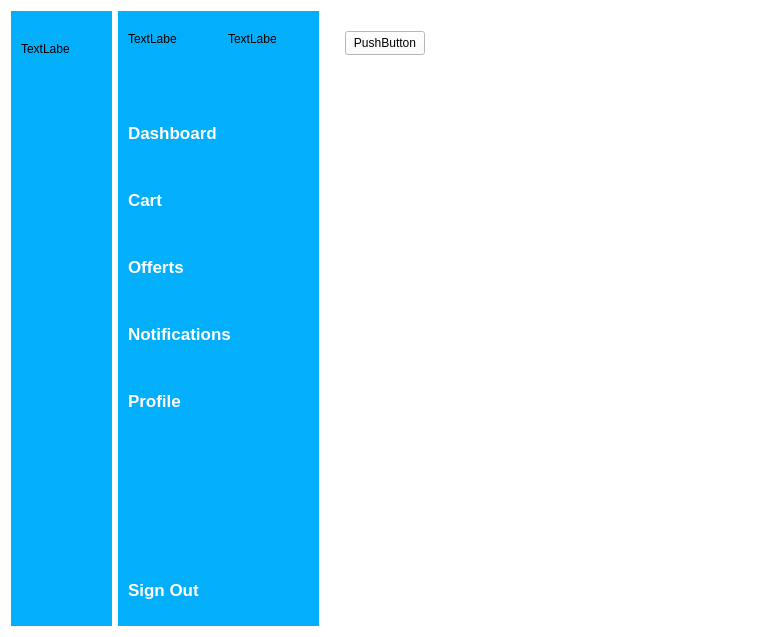
This is dashboard.ui in SabinGhost19/OOP-Project as Qt 5 draws it before an edit. The edited form follows.
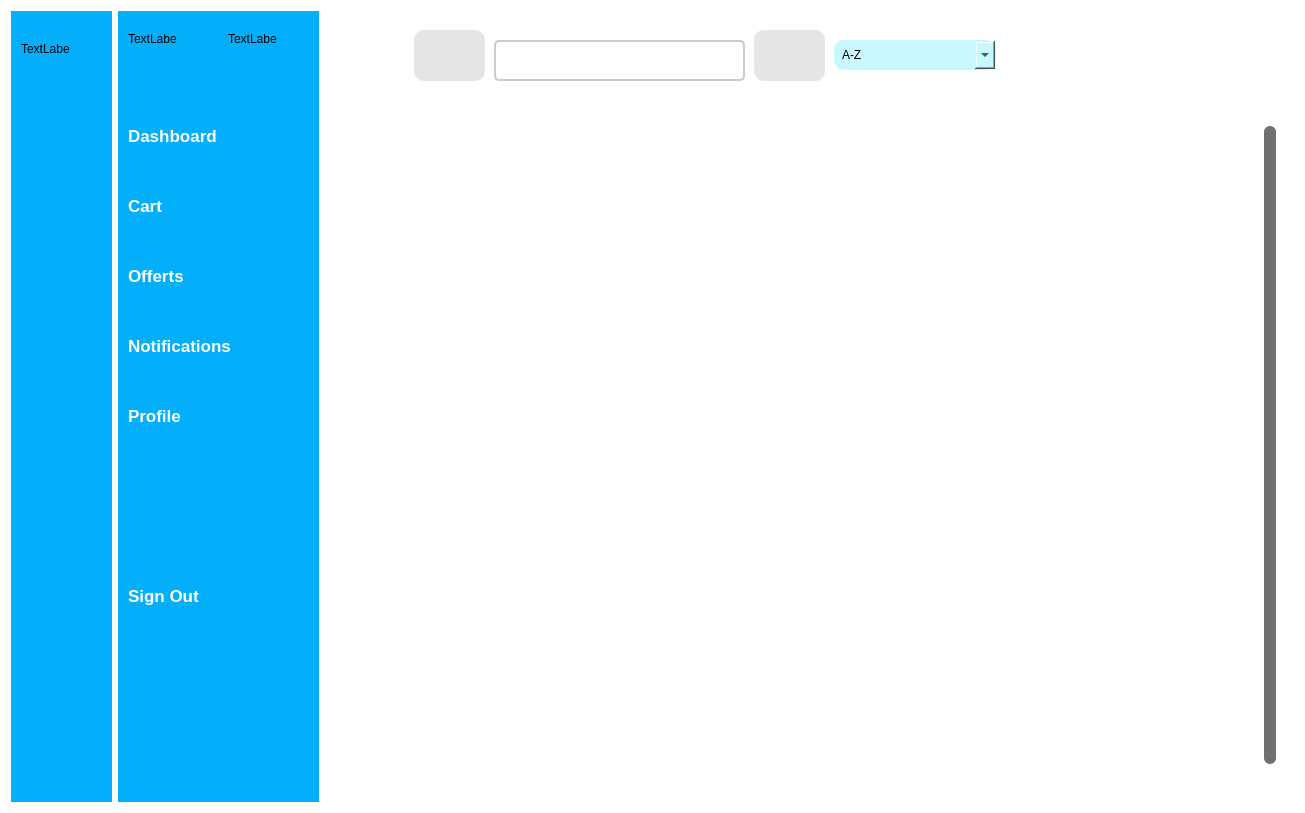
This is the edited form. The open tabs and pages were chosen to show the change. Icons and pictures are not drawn.

The edit to the form file:
```diff
--- a/dashboard.ui
+++ b/dashboard.ui
@@ -6,8 +6,8 @@
    <rect>
     <x>0</x>
     <y>0</y>
-    <width>765</width>
-    <height>633</height>
+    <width>1305</width>
+    <height>813</height>
    </rect>
   </property>
   <property name="maximumSize">
@@ -22,7 +22,524 @@
   <property name="styleSheet">
    <string notr="true">background-color:white;</string>
   </property>
-  <layout class="QGridLayout" name="gridLayout">
+  <layout class="QGridLayout" name="gridLayout_3">
+   <item row="0" column="2">
+    <widget class="QWidget" name="scrollWidget" native="true">
+     <property name="styleSheet">
+      <string notr="true">QWidget{
+border:none;
+}</string>
+     </property>
+     <layout class="QGridLayout" name="gridLayout">
+      <item row="0" column="0">
+       <widget class="QFrame" name="frame">
+        <property name="minimumSize">
+         <size>
+          <width>619</width>
+          <height>71</height>
+         </size>
+        </property>
+        <property name="maximumSize">
+         <size>
+          <width>16777215</width>
+          <height>71</height>
+         </size>
+        </property>
+        <property name="frameShape">
+         <enum>QFrame::StyledPanel</enum>
+        </property>
+        <property name="frameShadow">
+         <enum>QFrame::Raised</enum>
+        </property>
+        <widget class="QPushButton" name="slide">
+         <property name="geometry">
+          <rect>
+           <x>80</x>
+           <y>10</y>
+           <width>71</width>
+           <height>51</height>
+          </rect>
+         </property>
+         <property name="minimumSize">
+          <size>
+           <width>71</width>
+           <height>51</height>
+          </size>
+         </property>
+         <property name="styleSheet">
+          <string notr="true">
+
+QPushButton{
+background-color:#E6E6E6;
+border-radius:10px;
+border:none;
+}
+QPushButton:checked{
+background-color:#E6E6E6;
+border-radius:10px;
+font-weight:bold;
+}
+</string>
+         </property>
+         <property name="text">
+          <string/>
+         </property>
+         <property name="checkable">
+          <bool>true</bool>
+         </property>
+         <property name="autoExclusive">
+          <bool>true</bool>
+         </property>
+        </widget>
+        <widget class="QLineEdit" name="lineEdit">
+         <property name="geometry">
+          <rect>
+           <x>160</x>
+           <y>20</y>
+           <width>251</width>
+           <height>41</height>
+          </rect>
+         </property>
+         <property name="minimumSize">
+          <size>
+           <width>251</width>
+           <height>41</height>
+          </size>
+         </property>
+         <property name="maximumSize">
+          <size>
+           <width>16777215</width>
+           <height>41</height>
+          </size>
+         </property>
+         <property name="styleSheet">
+          <string notr="true">QLineEdit {
+    border: 2px solid #ccc;  /* Adaugă un contur de 2px solid cu o culoare gri deschis */
+    border-radius: 5px;      /* Rotunjeste marginile */
+    padding: 5px;            /* Adaugă un spațiu de 5px în interiorul lineEdit-ului */
+    font-family: Arial, sans-serif; /* Setează fontul textului */
+    font-size: 14px;         /* Setează dimensiunea fontului */
+    color: #333;             /* Setează culoarea textului la un gri mai închis */
+}
+
+QLineEdit:hover {
+    border-color: #aaa;      /* Schimbă culoarea conturului la un gri mai deschis atunci când mouse-ul este deasupra */
+}
+
+QLineEdit:focus {
+    border-color: #0078d7;  /* Schimbă culoarea conturului la albastru atunci când lineEdit-ul are focus */
+}</string>
+         </property>
+        </widget>
+        <widget class="QPushButton" name="search">
+         <property name="geometry">
+          <rect>
+           <x>420</x>
+           <y>10</y>
+           <width>71</width>
+           <height>51</height>
+          </rect>
+         </property>
+         <property name="minimumSize">
+          <size>
+           <width>71</width>
+           <height>51</height>
+          </size>
+         </property>
+         <property name="maximumSize">
+          <size>
+           <width>16777215</width>
+           <height>16777215</height>
+          </size>
+         </property>
+         <property name="styleSheet">
+          <string notr="true">
+
+QPushButton{
+background-color:#E6E6E6;
+border-radius:10px;
+border:none;
+}
+QPushButton:checked{
+background-color:#E6E6E6;
+border-radius:10px;
+font-weight:bold;
+}
+</string>
+         </property>
+         <property name="text">
+          <string/>
+         </property>
+        </widget>
+        <widget class="QComboBox" name="comboBox">
+         <property name="geometry">
+          <rect>
+           <x>500</x>
+           <y>20</y>
+           <width>162</width>
+           <height>30</height>
+          </rect>
+         </property>
+         <property name="styleSheet">
+          <string notr="true">QComboBox {
+    background-color: #C8F7FF; /* Culoarea de fundal */
+    border: 1px solid #C8F7FF; /* Bordura */
+    border-radius: 10px; /* Rotunjirea colțurilor */
+    padding: 5px; /* Spațiul interior */
+    min-width: 150px; /* Lățime minimă */
+}
+
+QComboBox::drop-down {
+    width: 20px; /* Lățimea butonului de deschidere */
+}
+
+QComboBox::down-arrow {
+    image: url(:/images/down_arrow.png); /* Imaginea săgeții în jos */
+}
+
+QComboBox QAbstractItemView {
+    background-color: #C8F7FF; /* Culoarea de fundal */
+    selection-background-color: #6DDFFF; /* Culoarea de fundal a elementului selectat */
+    color: black; /* Culoarea textului */
+    border: none; /* Eliminarea bordurii */
+    padding: 8px; /* Spațiul interior al fiecărui element */
+}
+
+QComboBox::item:selected {
+    background-color: #6DDFFF; /* Culoarea de fundal a elementului selectat */
+    color: white; /* Culoarea textului pentru elementul selectat */
+}
+
+</string>
+         </property>
+         <property name="editable">
+          <bool>true</bool>
+         </property>
+         <item>
+          <property name="text">
+           <string>A-Z</string>
+          </property>
+          <property name="icon">
+           <iconset resource="QtResources.qrc">
+            <normaloff>:/img/img/slide.png</normaloff>:/img/img/slide.png</iconset>
+          </property>
+         </item>
+         <item>
+          <property name="text">
+           <string>Z-A</string>
+          </property>
+          <property name="icon">
+           <iconset resource="QtResources.qrc">
+            <normaloff>:/img/img/yahoo.png</normaloff>:/img/img/yahoo.png</iconset>
+          </property>
+         </item>
+        </widget>
+        <widget class="QLabel" name="label_4">
+         <property name="geometry">
+          <rect>
+           <x>10</x>
+           <y>10</y>
+           <width>61</width>
+           <height>51</height>
+          </rect>
+         </property>
+         <property name="text">
+          <string/>
+         </property>
+         <property name="pixmap">
+          <pixmap resource="QtResources.qrc">:/img/img/logo_nou.jpeg</pixmap>
+         </property>
+         <property name="scaledContents">
+          <bool>true</bool>
+         </property>
+        </widget>
+       </widget>
+      </item>
+      <item row="1" column="0">
+       <widget class="QStackedWidget" name="stackedWidget">
+        <property name="minimumSize">
+         <size>
+          <width>621</width>
+          <height>511</height>
+         </size>
+        </property>
+        <property name="currentIndex">
+         <number>2</number>
+        </property>
+        <widget class="QWidget" name="page_5">
+         <layout class="QGridLayout" name="gridLayout_2">
+          <item row="0" column="0">
+           <widget class="QScrollArea" name="scrollArea">
+            <property name="sizePolicy">
+             <sizepolicy hsizetype="Expanding" vsizetype="Expanding">
+              <horstretch>0</horstretch>
+              <verstretch>0</verstretch>
+             </sizepolicy>
+            </property>
+            <property name="styleSheet">
+             <string notr="true">QScrollBar:vertical {
+    border: none;
+    background-color: rgba(192, 192, 192, 0.5); /* Culoare gri transparent */
+    width: 12px; /* Lățimea barei de scroll */
+    margin: 20px 0 20px 0; /* Margini de sus și jos */
+    border-radius: 6px; /* Rotunjirea colțurilor */
+}
+
+QScrollBar::handle:vertical {
+    background-color: #707070; /* Culoarea mânerului (butonului de derulare) */
+    min-height: 20px; /* Înălțime minimă a mânerului */
+    border-radius: 6px; /* Rotunjirea colțurilor */
+}
+
+QScrollBar::add-line:vertical, QScrollBar::sub-line:vertical,
+QScrollBar::add-page:vertical, QScrollBar::sub-page:vertical {
+    background: none; /* Nu se afișează fundalul pentru butoanele de derulare */
+}
+</string>
+            </property>
+            <property name="verticalScrollBarPolicy">
+             <enum>Qt::ScrollBarAlwaysOn</enum>
+            </property>
+            <property name="horizontalScrollBarPolicy">
+             <enum>Qt::ScrollBarAlwaysOff</enum>
+            </property>
+            <property name="sizeAdjustPolicy">
+             <enum>QAbstractScrollArea::AdjustToContents</enum>
+            </property>
+            <property name="widgetResizable">
+             <bool>true</bool>
+            </property>
+            <widget class="QWidget" name="scrollContens">
+             <property name="geometry">
+              <rect>
+               <x>0</x>
+               <y>0</y>
+               <width>925</width>
+               <height>682</height>
+              </rect>
+             </property>
+             <widget class="QScrollArea" name="scrollArea_2">
+              <property name="geometry">
+               <rect>
+                <x>670</x>
+                <y>170</y>
+                <width>937</width>
+                <height>682</height>
+               </rect>
+              </property>
+              <property name="sizePolicy">
+               <sizepolicy hsizetype="Expanding" vsizetype="Expanding">
+                <horstretch>0</horstretch>
+                <verstretch>0</verstretch>
+               </sizepolicy>
+              </property>
+              <property name="styleSheet">
+               <string notr="true">QScrollBar:vertical {
+    border: none;
+    background-color: rgba(192, 192, 192, 0.5); /* Culoare gri transparent */
+    width: 12px; /* Lățimea barei de scroll */
+    margin: 20px 0 20px 0; /* Margini de sus și jos */
+    border-radius: 6px; /* Rotunjirea colțurilor */
+}
+
+QScrollBar::handle:vertical {
+    background-color: #707070; /* Culoarea mânerului (butonului de derulare) */
+    min-height: 20px; /* Înălțime minimă a mânerului */
+    border-radius: 6px; /* Rotunjirea colțurilor */
+}
+
+QScrollBar::add-line:vertical, QScrollBar::sub-line:vertical,
+QScrollBar::add-page:vertical, QScrollBar::sub-page:vertical {
+    background: none; /* Nu se afișează fundalul pentru butoanele de derulare */
+}
+</string>
+              </property>
+              <property name="verticalScrollBarPolicy">
+               <enum>Qt::ScrollBarAlwaysOn</enum>
+              </property>
+              <property name="horizontalScrollBarPolicy">
+               <enum>Qt::ScrollBarAlwaysOff</enum>
+              </property>
+              <property name="sizeAdjustPolicy">
+               <enum>QAbstractScrollArea::AdjustToContents</enum>
+              </property>
+              <property name="widgetResizable">
+               <bool>true</bool>
+              </property>
+              <widget class="QWidget" name="scrollContens_2">
+               <property name="geometry">
+                <rect>
+                 <x>0</x>
+                 <y>0</y>
+                 <width>925</width>
+                 <height>682</height>
+                </rect>
+               </property>
+              </widget>
+             </widget>
+            </widget>
+           </widget>
+          </item>
+         </layout>
+        </widget>
+        <widget class="QWidget" name="page_6">
+         <layout class="QGridLayout" name="gridLayout_4">
+          <item row="0" column="0">
+           <widget class="QFrame" name="frame_2">
+            <property name="styleSheet">
+             <string notr="true">background-color: rgb(85, 255, 127);</string>
+            </property>
+            <property name="frameShape">
+             <enum>QFrame::StyledPanel</enum>
+            </property>
+            <property name="frameShadow">
+             <enum>QFrame::Raised</enum>
+            </property>
+            <widget class="QLabel" name="label_5">
+             <property name="geometry">
+              <rect>
+               <x>10</x>
+               <y>20</y>
+               <width>401</width>
+               <height>391</height>
+              </rect>
+             </property>
+             <property name="styleSheet">
+              <string notr="true">background-color: rgb(170, 170, 255);</string>
+             </property>
+             <property name="text">
+              <string>TextLabel</string>
+             </property>
+            </widget>
+            <widget class="QLabel" name="label_6">
+             <property name="geometry">
+              <rect>
+               <x>440</x>
+               <y>30</y>
+               <width>461</width>
+               <height>71</height>
+              </rect>
+             </property>
+             <property name="font">
+              <font>
+               <pointsize>18</pointsize>
+               <bold>true</bold>
+              </font>
+             </property>
+             <property name="styleSheet">
+              <string notr="true">background-color: rgb(0, 170, 127);</string>
+             </property>
+             <property name="text">
+              <string>TITLU</string>
+             </property>
+             <property name="alignment">
+              <set>Qt::AlignCenter</set>
+             </property>
+            </widget>
+            <widget class="QLabel" name="label_7">
+             <property name="geometry">
+              <rect>
+               <x>10</x>
+               <y>470</y>
+               <width>901</width>
+               <height>191</height>
+              </rect>
+             </property>
+             <property name="styleSheet">
+              <string notr="true">background-color: rgb(255, 170, 127);</string>
+             </property>
+             <property name="text">
+              <string>TextLabel</string>
+             </property>
+            </widget>
+            <widget class="QLabel" name="label_8">
+             <property name="geometry">
+              <rect>
+               <x>440</x>
+               <y>120</y>
+               <width>461</width>
+               <height>291</height>
+              </rect>
+             </property>
+             <property name="styleSheet">
+              <string notr="true">background-color: rgb(0, 170, 127);</string>
+             </property>
+             <property name="text">
+              <string>TextLabel</string>
+             </property>
+            </widget>
+            <widget class="QLabel" name="label_9">
+             <property name="geometry">
+              <rect>
+               <x>10</x>
+               <y>420</y>
+               <width>161</width>
+               <height>41</height>
+              </rect>
+             </property>
+             <property name="styleSheet">
+              <string notr="true">background-color: rgb(255, 170, 127);</string>
+             </property>
+             <property name="text">
+              <string>TextLabel</string>
+             </property>
+            </widget>
+           </widget>
+          </item>
+         </layout>
+        </widget>
+        <widget class="QWidget" name="page">
+         <layout class="QGridLayout" name="gridLayout_5">
+          <item row="0" column="0">
+           <widget class="QFrame" name="cart_frame">
+            <property name="frameShape">
+             <enum>QFrame::StyledPanel</enum>
+            </property>
+            <property name="frameShadow">
+             <enum>QFrame::Raised</enum>
+            </property>
+            <widget class="QLabel" name="label_10">
+             <property name="geometry">
+              <rect>
+               <x>10</x>
+               <y>20</y>
+               <width>431</width>
+               <height>131</height>
+              </rect>
+             </property>
+             <property name="styleSheet">
+              <string notr="true">background-color: rgb(239, 117, 255);</string>
+             </property>
+             <property name="text">
+              <string>TextLabel</string>
+             </property>
+            </widget>
+            <widget class="QLabel" name="label_11">
+             <property name="geometry">
+              <rect>
+               <x>10</x>
+               <y>330</y>
+               <width>911</width>
+               <height>341</height>
+              </rect>
+             </property>
+             <property name="styleSheet">
+              <string notr="true">background-color: rgb(239, 117, 255);
+background-color: rgb(124, 255, 43);</string>
+             </property>
+             <property name="text">
+              <string>TextLabel</string>
+             </property>
+            </widget>
+           </widget>
+          </item>
+         </layout>
+        </widget>
+       </widget>
+      </item>
+     </layout>
+    </widget>
+   </item>
    <item row="0" column="0">
     <widget class="QWidget" name="widget" native="true">
      <property name="minimumSize">
@@ -45,7 +562,14 @@
 QPushButton{
 color:white;
 height:50px;
-border:none
+border:none;
+border-radius:10px;
+}
+
+QPushButton:checked{
+background-color:#FFFFFF;
+color:#063263;
+font-weight:bold;
 }</string>
      </property>
      <widget class="QLabel" name="label">
@@ -80,13 +604,13 @@
        <string/>
       </property>
       <property name="checkable">
-       <bool>false</bool>
+       <bool>true</bool>
       </property>
       <property name="autoExclusive">
        <bool>true</bool>
       </property>
      </widget>
-     <widget class="QWidget" name="">
+     <widget class="QWidget" name="layoutWidget">
       <property name="geometry">
        <rect>
         <x>10</x>
@@ -156,11 +680,29 @@
            <height>0</height>
           </size>
          </property>
+         <property name="styleSheet">
+          <string notr="true">QWidget{
+background-color:rgb(3, 175, 251)
+}
+
+QPushButton{
+color:white;
+height:50px;
+border:none;
+border-radius:10px;
+}
+
+QPushButton:checked{
+background-color:#FFFFFF;
+color:#063263;
+font-weight:bold;
+}</string>
+         </property>
          <property name="text">
           <string/>
          </property>
          <property name="checkable">
-          <bool>false</bool>
+          <bool>true</bool>
          </property>
          <property name="autoExclusive">
           <bool>true</bool>
@@ -193,9 +735,16 @@
 color:white;
 text-align:left;
 height:50px;
-border:none
-
-}</string>
+border:none;
+border-top-left-radius:10px;
+border-bottom-left-radius:10px;
+}
+QPushButton:checked{
+background-color:#FFFFFF;
+color:#063263;
+font-weight:bold;
+}
+</string>
      </property>
      <widget class="QLabel" name="label_2">
       <property name="geometry">
@@ -223,44 +772,13 @@
        <string>TextLabel</string>
       </property>
      </widget>
-     <widget class="QPushButton" name="signout">
-      <property name="geometry">
-       <rect>
-        <x>10</x>
-        <y>550</y>
-        <width>191</width>
-        <height>58</height>
-       </rect>
-      </property>
-      <property name="baseSize">
-       <size>
-        <width>0</width>
-        <height>0</height>
-       </size>
-      </property>
-      <property name="font">
-       <font>
-        <pointsize>13</pointsize>
-        <bold>true</bold>
-       </font>
-      </property>
-      <property name="text">
-       <string>Sign Out</string>
-      </property>
-      <property name="checkable">
-       <bool>true</bool>
-      </property>
-      <property name="autoExclusive">
-       <bool>true</bool>
-      </property>
-     </widget>
-     <widget class="QWidget" name="">
+     <widget class="QWidget" name="layoutWidget">
       <property name="geometry">
        <rect>
         <x>10</x>
         <y>90</y>
         <width>191</width>
-        <height>332</height>
+        <height>352</height>
        </rect>
       </property>
       <layout class="QVBoxLayout" name="verticalLayout">
@@ -278,6 +796,11 @@
          <property name="text">
           <string>Dashboard</string>
          </property>
+         <property name="icon">
+          <iconset resource="QtResources.qrc">
+           <normaloff>:/img/img/dashboard_w.png</normaloff>
+           <normalon>:/img/img/dashboard.png</normalon>:/img/img/dashboard_w.png</iconset>
+         </property>
          <property name="checkable">
           <bool>true</bool>
          </property>
@@ -370,21 +893,29 @@
        </item>
       </layout>
      </widget>
-    </widget>
-   </item>
-   <item row="0" column="2">
-    <widget class="QWidget" name="widget_3" native="true">
-     <widget class="QPushButton" name="pushButton">
+     <widget class="QPushButton" name="signout">
       <property name="geometry">
        <rect>
-        <x>20</x>
-        <y>20</y>
-        <width>80</width>
-        <height>24</height>
+        <x>10</x>
+        <y>560</y>
+        <width>189</width>
+        <height>50</height>
        </rect>
       </property>
+      <property name="baseSize">
+       <size>
+        <width>0</width>
+        <height>0</height>
+       </size>
+      </property>
+      <property name="font">
+       <font>
+        <pointsize>13</pointsize>
+        <bold>true</bold>
+       </font>
+      </property>
       <property name="text">
-       <string>PushButton</string>
+       <string>Sign Out</string>
       </property>
       <property name="checkable">
        <bool>true</bool>
```
Left out of the diff: 8 changed lines with no effect on the pictures.
